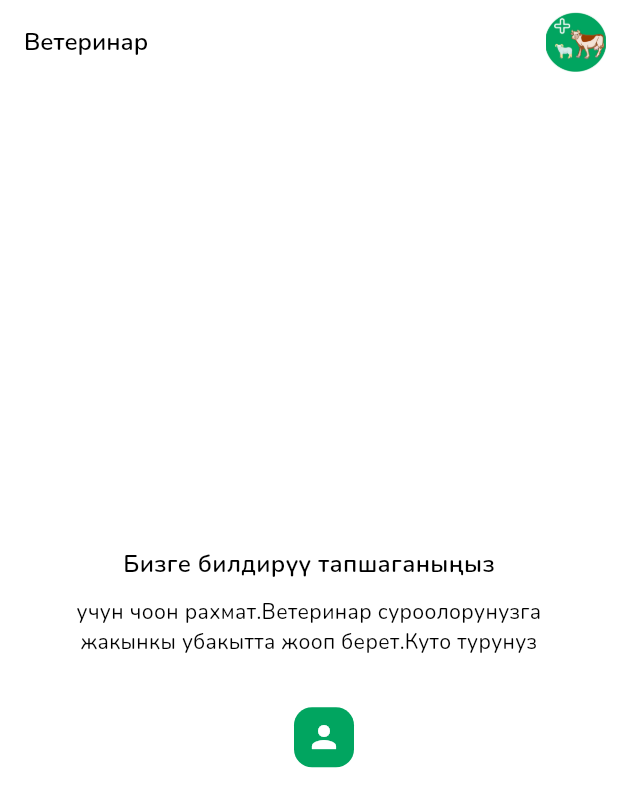
After one commit to adilet3401/vet_mobile_app1, a Flutter app: the FeedbackSuccessPage screen opened by its route, on a phone screen of 412 x 824 dp. The commit adds this screen. Shown: the top 807 px of the screen. Run offline on Flutter 3.47's test engine with Material 3 defaults, Android fonts, the phone set to English and light mode, and no system bars; our stand-ins replace cloud_firestore, firebase_auth, firebase_core, flutter_svg, go_router, google_fonts and 2 more; accounts and stored records are empty.

Commit message:
билдируу таштоо странцасы бутту!

```diff
--- a/lib/go_auto_routes/go_router.dart
+++ b/lib/go_auto_routes/go_router.dart
@@ -1,4 +1,5 @@
 import 'package:go_router/go_router.dart';
+import 'package:vet_mobile_app/vet_list_screens/feedback_succes.page.dart';
 
 import '../account_pages/account_page.dart';
 import '../download_screen.dart';
@@ -18,5 +19,9 @@ final GoRouter router = GoRouter(
     GoRoute(path: '/menu', builder: (context, state) => MenuPage()),
     GoRoute(path: '/b_t', builder: (context, state) => BildiruuTashtooPage()),
     GoRoute(path: '/accountPage', builder: (context, state) => AccountPage()),
+    GoRoute(
+      path: '/feedback-success',
+      builder: (context, state) => FeedbackSuccessPage(),
+    ),
   ],
 );
--- a/lib/vet_list_screens/bildiruu_tashtoo_page.dart
+++ b/lib/vet_list_screens/bildiruu_tashtoo_page.dart
@@ -60,31 +60,24 @@ class _BildiruuTashtooPageState extends State<BildiruuTashtooPage> {
     }
 
     try {
-      // Отправка данных в Firestore
+      print('Попытка записи в Firestore...');
       await FirebaseFirestore.instance.collection('feedbacks').add({
         'name': nameController.text.trim(),
         'phone': phoneController.text.trim(),
         'feedback': feedbackController.text.trim(),
         'createdAt': FieldValue.serverTimestamp(),
       });
+      print('Данные успешно записаны в Firestore!');
 
-      // Очистка полей после успешной отправки
+      // Очистка полей
       nameController.clear();
       phoneController.clear();
       feedbackController.clear();
 
-      // Показываем сообщение об успехе
-      ScaffoldMessenger.of(context).showSnackBar(
-        SnackBar(
-          content: Text('Билдирүү ийгиликтүү жиберилди!'),
-          backgroundColor: Colors.green,
-        ),
-      );
-
-      // Переход на другую страницу (если нужно)
-      context.push('/b_t');
+      // Переход на страницу успеха
+      context.push('/feedback-success');
     } catch (e) {
-      // Обработка ошибок
+      print('Ошибка при записи в Firestore: $e');
       ScaffoldMessenger.of(context).showSnackBar(
         SnackBar(content: Text('Ката кетти: $e'), backgroundColor: Colors.red),
       );
--- /dev/null
+++ b/lib/vet_list_screens/feedback_succes.page.dart
@@ -0,0 +1,67 @@
+import 'package:flutter/material.dart';
+import 'package:go_router/go_router.dart';
+import 'package:vet_mobile_app/theme/text_styles.dart';
+import 'package:vet_mobile_app/widgets/my_appbar.dart';
+
+class FeedbackSuccessPage extends StatelessWidget {
+  const FeedbackSuccessPage({super.key});
+
+  @override
+  Widget build(BuildContext context) {
+    return Scaffold(
+      appBar: AppBarUtils.customAppBar(title: 'Ветеринар'),
+      body: Center(
+        child: Padding(
+          padding: const EdgeInsets.all(20.0),
+          child: Column(
+            mainAxisAlignment: MainAxisAlignment.center,
+            children: [
+              Text(
+                'Бизге билдирүү тапшаганыңыз',
+                style: TextStyles.bTashtoo.copyWith(
+                  fontSize: 16,
+                  fontWeight: FontWeight.w600,
+                ),
+              ),
+              const SizedBox(height: 10),
+              Text(
+                'учун чоон рахмат.Ветеринар суроолорунузга жакынкы убакытта жооп берет.Куто турунуз',
+                textAlign: TextAlign.center,
+                style: TextStyles.buttonTextStyle.copyWith(
+                  color: Colors.black,
+                  fontSize: 14,
+                ),
+              ),
+              const SizedBox(height: 30),
+              Row(
+                mainAxisAlignment: MainAxisAlignment.center,
+                children: [
+                  const SizedBox(width: 10),
+
+                  const SizedBox(width: 10),
+                  IconButton(
+                    icon: Icon(Icons.person, color: Colors.white),
+                    onPressed: () {
+                      context.go('/menu'); // Переход на страницу menu
+                    },
+                    color: Color(0xff01A560),
+                    style: ButtonStyle(
+                      backgroundColor: MaterialStateProperty.all(
+                        Color(0xff01A560),
+                      ),
+                      shape: MaterialStateProperty.all(
+                        RoundedRectangleBorder(
+                          borderRadius: BorderRadius.circular(12),
+                        ),
+                      ),
+                    ),
+                  ),
+                ],
+              ),
+            ],
+          ),
+        ),
+      ),
+    );
+  }
+}
--- a/lib/vet_list_screens/line_the_bildiruu_tashtoo.dart
+++ b/lib/vet_list_screens/line_the_bildiruu_tashtoo.dart
@@ -1,5 +1,4 @@
 import 'package:flutter/material.dart';
-import 'package:flutter_svg/flutter_svg.dart';
 
 class LineTheBilTash extends StatelessWidget {
   final TextEditingController? controller;
```
